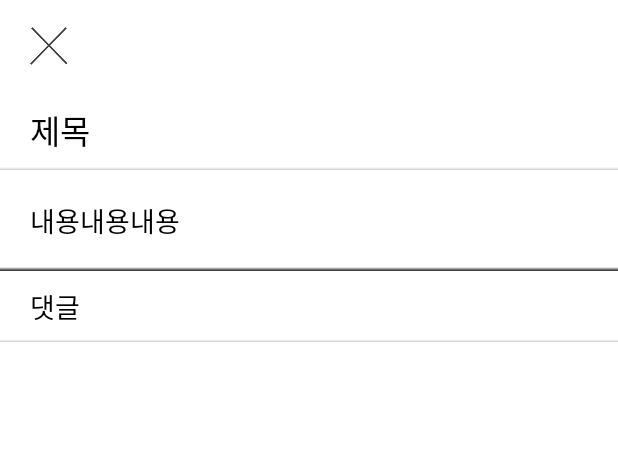
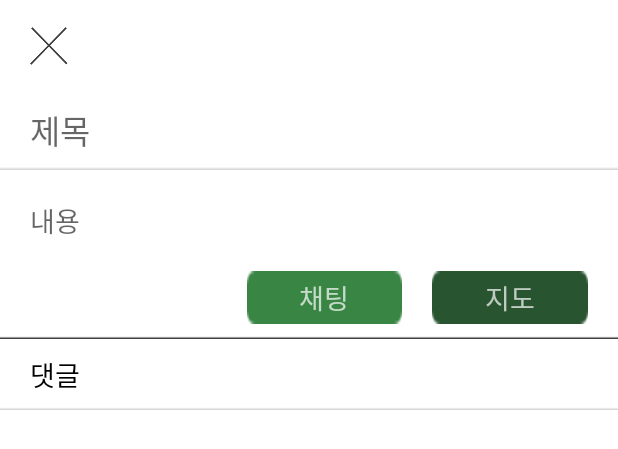
Before and after one commit to sunjh96/EatWithMe, an Android app: the layout letter.xml on its own in the app's theme, with its tools: preview values and no code run, on a phone screen of 412 x 824 dp. Shown: the top 449 px of the screen. Run offline under Robolectric (Android 15) with nearby library versions, the phone set to English and light mode, and no system bars.

Commit message:
Edit letter.xml
채팅, 지도 버튼 추가

```diff
--- a/EatWithMe/app/src/main/res/layout/letter.xml
+++ b/EatWithMe/app/src/main/res/layout/letter.xml
@@ -70,8 +70,9 @@
                 android:background="@drawable/actionbar1"
                 android:paddingLeft="20dp"
                 android:paddingTop="10dp"
+                android:paddingRight="20dp"
                 android:paddingBottom="10dp"
-                android:text="제목"
+                android:hint="제목"
                 android:textAppearance="@style/TextAppearance.AppCompat.Large"
                 android:textColor="@color/black" />
 
@@ -79,14 +80,40 @@
                 android:id="@+id/tvLetter_contents"
                 android:layout_width="wrap_content"
                 android:layout_height="wrap_content"
-                android:background="@drawable/actionbar2"
                 android:paddingLeft="20dp"
                 android:paddingTop="20dp"
                 android:paddingRight="20dp"
                 android:paddingBottom="20dp"
-                android:text="내용내용내용"
+                android:hint="내용"
                 android:textAppearance="@style/TextAppearance.AppCompat.Medium"
                 android:textColor="@color/black" />
+
+            <LinearLayout
+                android:layout_width="wrap_content"
+                android:layout_height="wrap_content"
+                android:background="@drawable/actionbar2"
+                android:gravity="right"
+                android:paddingBottom="10dp">
+
+                <Button
+                    android:layout_width="wrap_content"
+                    android:layout_height="35dp"
+                    android:layout_marginLeft="20dp"
+                    android:layout_marginRight="20dp"
+                    android:background="@drawable/button2"
+                    android:text="채팅"
+                    android:textAppearance="@style/TextAppearance.AppCompat.Medium.Inverse" />
+
+                <Button
+                    android:layout_width="wrap_content"
+                    android:layout_height="35dp"
+                    android:layout_marginRight="20dp"
+                    android:background="@drawable/button1"
+                    android:text="지도"
+                    android:textAppearance="@style/TextAppearance.AppCompat.Medium.Inverse" />
+
+
+            </LinearLayout>
 
             <TextView
                 android:layout_width="wrap_content"
@@ -98,6 +125,7 @@
                 android:text="댓글"
                 android:textAppearance="@style/TextAppearance.AppCompat.Medium"
                 android:textColor="@color/black" />
+
 
             //댓글
             <LinearLayout
```
Also changed, not shown: EatWithMe/app/src/main/res/layout/myinfo.xml (added, +36 -0 lines).
